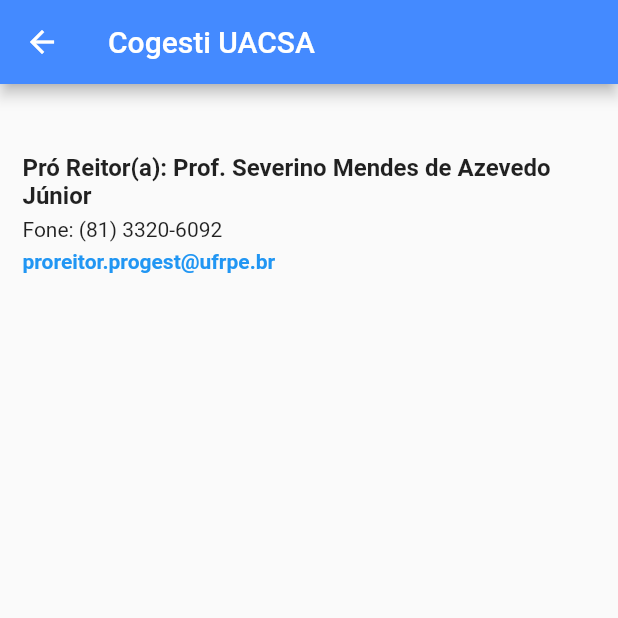
After one commit to gleydsonbrito/progesti-app, a Flutter app: the CogestiUACSA screen opened by its route, on a phone screen of 412 x 824 dp, the top half of it. The commit adds this screen. Run offline on Flutter 3.47's test engine with Material 2 defaults, Android fonts, the phone set to English and light mode, and no system bars; our stand-ins replace get, google_maps_flutter, open_file; network calls fail.

Commit message:
added pages cogesti-uast e cogesti-uacsa

```diff
--- a/lib/components/CoordinationListView.dart
+++ b/lib/components/CoordinationListView.dart
@@ -14,6 +14,10 @@ class CoordinationListView extends StatelessWidget {
       CoordinationItem("CGR", '/cgr'),
       CoordinationItem("CGARU", '/cgaru'),
       CoordinationItem("COPSELC", '/copselc'),
+      CoordinationItem("CGARU", '/cgaru'),
+      CoordinationItem("COPSELC", '/copselc'),
+      CoordinationItem("COGESTI\n\nUAST", '/cogestiuast'),
+      CoordinationItem("COGESTI\n\nUACSA", '/cogestiuacsa'),
     ];
 
     return GestureDetector(
--- a/lib/main.dart
+++ b/lib/main.dart
@@ -15,6 +15,8 @@ import 'package:progesti_app/pages/coordenations/caap.dart';
 import 'package:progesti_app/pages/coordenations/cgaru.dart';
 import 'package:progesti_app/pages/coordenations/cgr.dart';
 import 'package:progesti_app/pages/coordenations/coap.dart';
+import 'package:progesti_app/pages/coordenations/cogest-uacsa.dart';
+import 'package:progesti_app/pages/coordenations/cogesti-uast.dart';
 import 'package:progesti_app/pages/coordenations/copselc.dart';
 import 'package:progesti_app/pages/coordenations/gabinete.dart';
 import 'pages/Home.dart';
@@ -43,6 +45,8 @@ void main() {
       '/cgaru': (context) => Cgaru(),
       '/copselc': (context) => Copselc(),
       '/gabinete': (context) => Gabinete(),
+      '/cogesti-uast': (context) => CogestiUAST(),
+      '/cogesti-uacsa': (context) => CogestiUACSA(),
       NewsDetailScreen.routeName: (context) => NewsDetailScreen(),
     },
   ));
--- /dev/null
+++ b/lib/pages/coordenations/cogest-uacsa.dart
@@ -0,0 +1,32 @@
+import 'package:flutter/material.dart';
+import 'package:progesti_app/components/StandardTexts/StdDescription.dart';
+import 'package:progesti_app/components/StandardTexts/StdTitle.dart';
+import 'package:progesti_app/components/StandardTexts/stdEmail.dart';
+
+class CogestiUACSA extends StatelessWidget {
+  @override
+  Widget build(BuildContext context) {
+    return Scaffold(
+      appBar: AppBar(
+        title: Text("Cogesti UACSA"),
+        backgroundColor: Colors.blueAccent,
+      ),
+      body: SafeArea(
+        child: SingleChildScrollView(
+          child: Container(
+            margin: EdgeInsets.all(15),
+            child: Column(
+              children: [
+                StdDescription(''),
+                StdTitle(
+                    'Pró Reitor(a): Prof. Severino Mendes de Azevedo Júnior'),
+                StdDescription('Fone: (81) 3320-6092'),
+                StdEmail('proreitor.progest@ufrpe.br'),
+              ],
+            ),
+          ),
+        ),
+      ),
+    );
+  }
+}
```
Also changed, not shown: lib/pages/coordenations/cogesti-uast.dart (added, +32 -0 lines).
